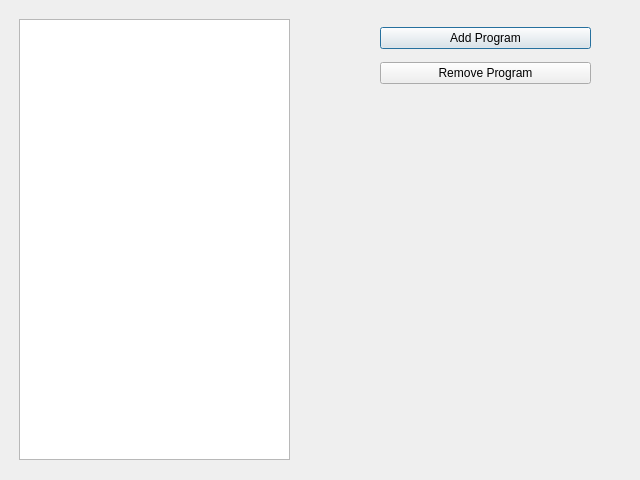
The window that processdlg.ui (towhee/Winnow64) describes before a commit, drawn with Qt 5.
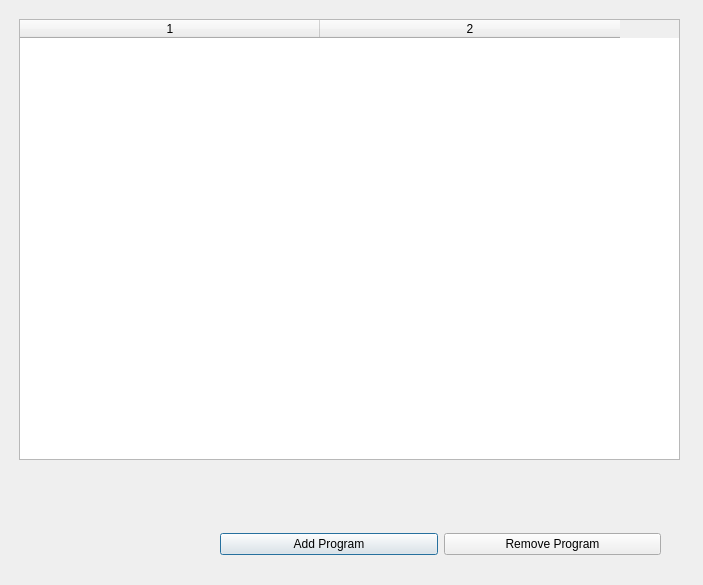
The same window after the commit.

The edit to the form file:
```diff
--- a/processdlg.ui
+++ b/processdlg.ui
@@ -6,8 +6,8 @@
    <rect>
     <x>0</x>
     <y>0</y>
-    <width>640</width>
-    <height>480</height>
+    <width>703</width>
+    <height>585</height>
    </rect>
   </property>
   <property name="windowTitle">
@@ -18,26 +18,38 @@
     <rect>
      <x>19</x>
      <y>19</y>
-     <width>271</width>
+     <width>661</width>
      <height>441</height>
     </rect>
    </property>
    <layout class="QHBoxLayout" name="horizontalLayout">
     <item>
-     <widget class="QListWidget" name="programsList"/>
+     <widget class="QTableWidget" name="apps">
+      <property name="columnCount">
+       <number>2</number>
+      </property>
+      <attribute name="horizontalHeaderDefaultSectionSize">
+       <number>300</number>
+      </attribute>
+      <attribute name="verticalHeaderVisible">
+       <bool>false</bool>
+      </attribute>
+      <column/>
+      <column/>
+     </widget>
     </item>
    </layout>
   </widget>
   <widget class="QWidget" name="verticalLayoutWidget">
    <property name="geometry">
     <rect>
-     <x>380</x>
-     <y>20</y>
-     <width>211</width>
-     <height>71</height>
+     <x>220</x>
+     <y>519</y>
+     <width>441</width>
+     <height>51</height>
     </rect>
    </property>
-   <layout class="QVBoxLayout" name="verticalLayout">
+   <layout class="QHBoxLayout" name="horizontalLayout_2">
     <item>
      <widget class="QPushButton" name="addBtn">
       <property name="text">
```
Left out of the diff: 6 changed lines with no effect on the pictures.
